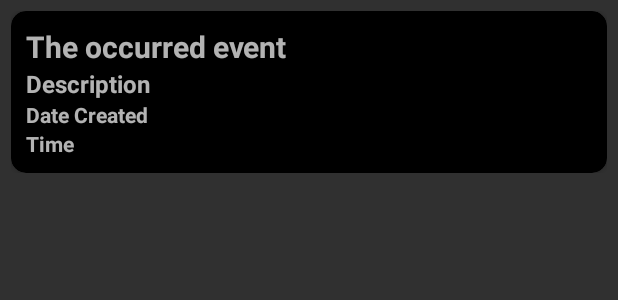
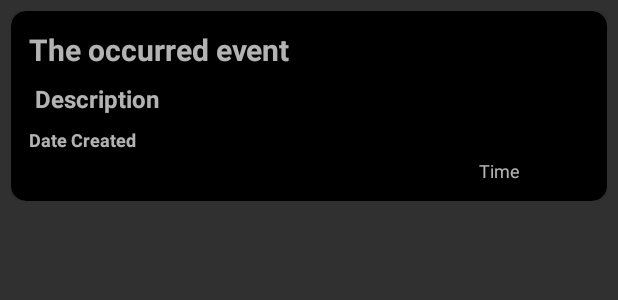
Before and after one commit to JayaneshB/ToDo-App, an Android app: the layout view.xml on its own in the app's theme, with its tools: preview values and no code run, on a phone screen of 412 x 824 dp. Shown: the top 300 px of the screen. Run offline under Robolectric (Android 15) with nearby library versions, the phone set to English and light mode, and no system bars.

Commit message:
Changes made

```diff
--- a/app/src/main/java/com/project/to_do_app/AddNew.kt
+++ b/app/src/main/java/com/project/to_do_app/AddNew.kt
@@ -19,6 +19,7 @@ import java.util.*
 class AddNew : AppCompatActivity(),DatePickerDialog.OnDateSetListener,TimePickerDialog.OnTimeSetListener {
 
     private lateinit var binding: ActivityAddNewBinding
+
     private lateinit var calendar: Calendar
 
     private lateinit var formatter: SimpleDateFormat
@@ -72,7 +73,7 @@ class AddNew : AppCompatActivity(),DatePickerDialog.OnDateSetListener,TimePicker
          *  Initialising the array for the dropDown list menu
          */
 
-        val items = listOf("No repeat","Once a Day","Once a Day (Mon-Fri)","Once a Week","Once a Month","Once a Year")
+        val items = listOf("All Lists","Personal","Work")
         val adapter = ArrayAdapter(this@AddNew,R.layout.list_item,items)
         binding.activityDropdownList.setAdapter(adapter)
 
--- a/app/src/main/res/layout/activity_add_new.xml
+++ b/app/src/main/res/layout/activity_add_new.xml
@@ -133,7 +133,7 @@
         android:id="@+id/appCompatTextView5"
         style="@style/TitleBox"
         android:layout_marginTop="24dp"
-        android:text="@string/repeat"
+        android:text="@string/category"
         app:layout_constraintBottom_toBottomOf="parent"
         app:layout_constraintEnd_toEndOf="parent"
         app:layout_constraintHorizontal_bias="0.0"
--- a/app/src/main/res/layout/view.xml
+++ b/app/src/main/res/layout/view.xml
@@ -1,6 +1,5 @@
 <?xml version="1.0" encoding="utf-8"?>
 <LinearLayout xmlns:android="http://schemas.android.com/apk/res/android"
-    xmlns:app="http://schemas.android.com/apk/res-auto"
     xmlns:tools="http://schemas.android.com/tools"
     android:layout_width="match_parent"
     android:layout_height="wrap_content"
@@ -12,8 +11,7 @@
 
         <LinearLayout
             android:id="@+id/myLayout"
-            style="@style/linearLayout"
-            android:paddingEnd="3dp">
+            style="@style/linearLayout">
 
 
             <androidx.appcompat.widget.AppCompatTextView
@@ -21,6 +19,7 @@
                 android:text="@string/the_occured_event"
                 android:textSize="20sp"
                 android:paddingEnd="15dp"
+                android:padding="2dp"
                 style="@style/CardView_Style"
                 tools:ignore="RtlSymmetry" />
 
@@ -28,22 +27,29 @@
                 android:id="@+id/desc"
                 android:text="@string/the_desc"
                 android:textSize="16sp"
-                android:paddingEnd="15dp"
+                android:ellipsize="end"
+                android:singleLine="true"
+                android:paddingTop="2dp"
+                android:padding="6dp"
                 style="@style/CardView_Style"/>
 
             <androidx.appcompat.widget.AppCompatTextView
                 style="@style/CardView_Style"
                 android:id="@+id/date"
                 android:text="@string/date_created"
-                android:paddingEnd="15dp"
-                android:textSize="14sp"/>
+                android:padding="2dp"
+                android:paddingTop="2dp"
+                android:textSize="12sp"/>
 
             <androidx.appcompat.widget.AppCompatTextView
-                style="@style/CardView_Style"
                 android:id="@+id/time"
+                android:layout_width="wrap_content"
+                android:layout_height="wrap_content"
+                android:layout_marginStart="300dp"
+                android:padding="2dp"
+                android:paddingTop="1dp"
                 android:text="@string/time"
-                android:paddingEnd="15dp"
-                android:textSize="14sp"/>
+                android:textSize="12sp" />
 
 
         </LinearLayout>
--- a/app/src/main/res/values-night/themes.xml
+++ b/app/src/main/res/values-night/themes.xml
@@ -10,7 +10,7 @@
         <item name="colorSecondaryVariant">@color/teal_200</item>
         <item name="colorOnSecondary">@color/black</item>
         <!-- Status bar color. -->
-        <item name="android:statusBarColor" tools:targetApi="l">?attr/colorPrimaryVariant</item>
+        <item name="android:statusBarColor" tools:targetApi="l">@color/black</item>
         <!-- Customize your theme here. -->
     </style>
 </resources>
--- a/app/src/main/res/values/strings.xml
+++ b/app/src/main/res/values/strings.xml
@@ -22,7 +22,7 @@
     <string name="hint_setDate">Set Date (DD/MM/YYYY)</string>
     <string name="time">Time</string>
     <string name="set_time">Set Time (HH:MM:SS)</string>
-    <string name="repeat">Repeat</string>
+    <string name="category">Category</string>
     <string name="select">Select</string>
     <string name="set_date">Set Date</string>
     <string name="date_created">Date Created</string>
--- a/app/src/main/res/values/themes.xml
+++ b/app/src/main/res/values/themes.xml
@@ -10,7 +10,7 @@
         <item name="colorSecondaryVariant">@color/teal_700</item>
         <item name="colorOnSecondary">@color/black</item>
         <!-- Status bar color. -->
-        <item name="android:statusBarColor" tools:targetApi="l">?attr/colorPrimaryVariant</item>
+        <item name="android:statusBarColor" tools:targetApi="l">@color/black</item>
         <!-- Customize your theme here. -->
     </style>
 
```
Also changed, not shown: app/src/main/java/com/project/to_do_app/MainActivity.kt (+22 -0 lines), app/src/main/res/layout/activity_main.xml (+6 -7 lines), app/src/main/res/values/styles.xml (+8 -0 lines).
